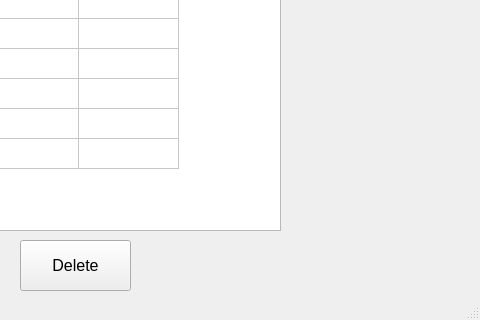
Qt form UI/new_shade_delete.ui (nilay1221/Inventory_Management) before a commit; both pictures show x 320 to 800 and y 280 to 600 of the 800 by 600 pixel window.
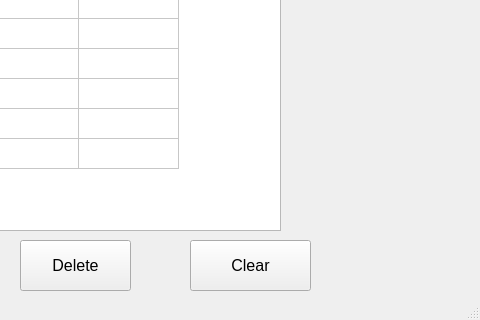
The same form after that commit.

Commit message: clear button added in ui files

Diff of the .ui file:
```diff
--- a/UI/new_shade_delete.ui
+++ b/UI/new_shade_delete.ui
@@ -175,6 +175,24 @@
      <string>Enter Shade Number :</string>
     </property>
    </widget>
+   <widget class="QPushButton" name="new_shade_delete_clear">
+    <property name="geometry">
+     <rect>
+      <x>510</x>
+      <y>520</y>
+      <width>121</width>
+      <height>51</height>
+     </rect>
+    </property>
+    <property name="font">
+     <font>
+      <pointsize>12</pointsize>
+     </font>
+    </property>
+    <property name="text">
+     <string>Clear</string>
+    </property>
+   </widget>
   </widget>
   <widget class="QStatusBar" name="statusbar"/>
  </widget>
```
The commit also changes 21 other files.
